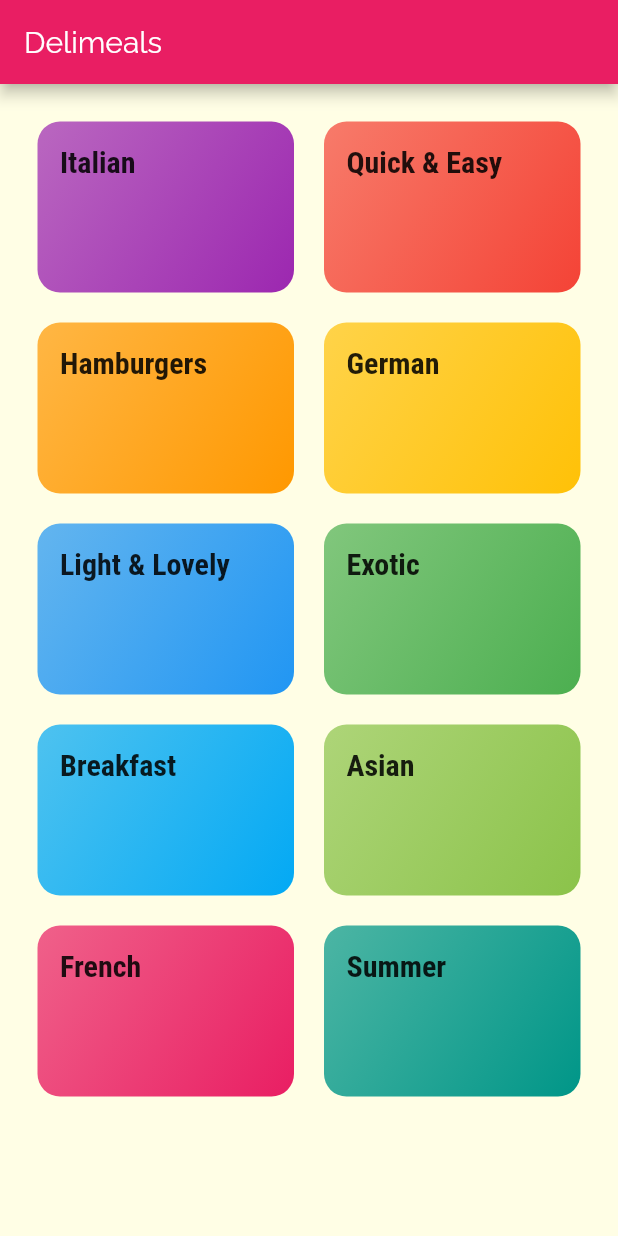
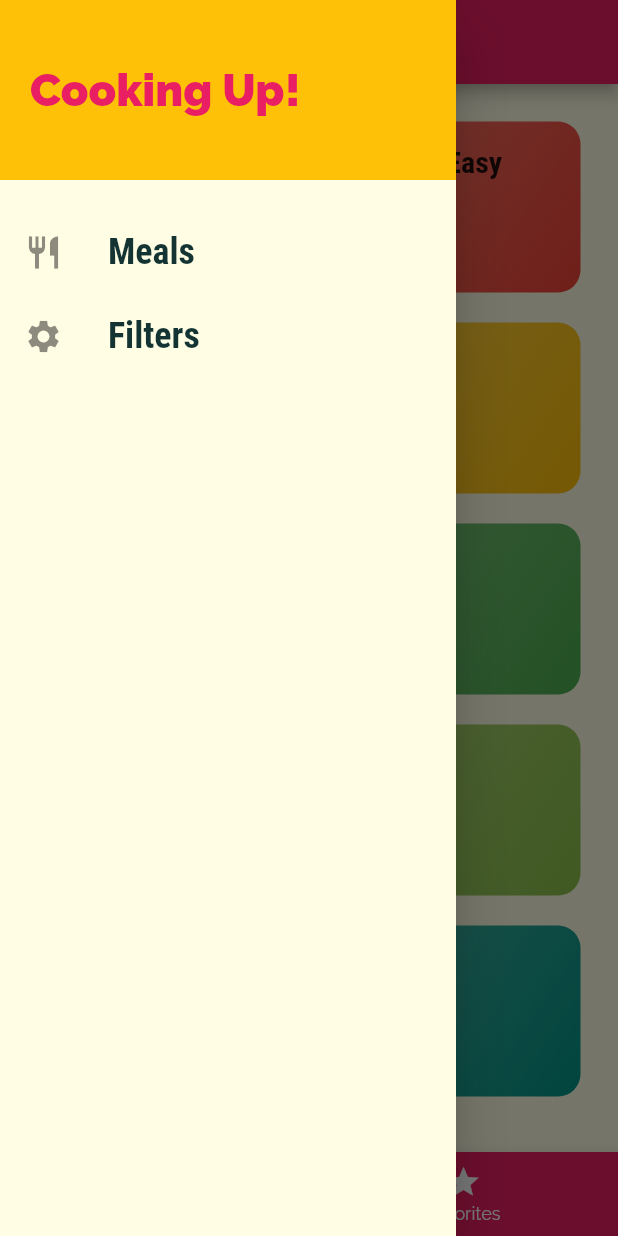
Before and after one commit to Emon526/Meal-App, a Flutter app: the screen it shows after launch, with the side drawer open (before the commit the screen has no drawer), on a phone screen of 412 x 824 dp. Run offline on Flutter 3.47's test engine with Material 2 defaults, Android fonts, the phone set to English and light mode, and no system bars.

Commit message:
added filter and other features

```diff
--- a/lib/main.dart
+++ b/lib/main.dart
@@ -1,11 +1,72 @@
 import 'package:flutter/material.dart';
-import 'package:mealapp/screens/meal_detail_screen.dart';
-import 'screens/category_meals_screen.dart';
-import 'screens/categories_screen.dart';
+
+import './dummy_data.dart';
+import './screens/tabs_screen.dart';
+import './screens/meal_detail_screen.dart';
+import './screens/category_meals_screen.dart';
+import './screens/filters_screen.dart';
+import './screens/categories_screen.dart';
+import './models/meal.dart';
 
 void main() => runApp(MyApp());
 
-class MyApp extends StatelessWidget {
+class MyApp extends StatefulWidget {
+  @override
+  _MyAppState createState() => _MyAppState();
+}
+
+class _MyAppState extends State<MyApp> {
+  Map<String, bool> _filters = {
+    'gluten': false,
+    'lactose': false,
+    'vegan': false,
+    'vegetarian': false,
+  };
+  List<Meal> _availableMeals = DUMMY_MEALS;
+  List<Meal> _favoriteMeals = [];
+
+  void _setFilters(Map<String, bool> filterData) {
+    setState(() {
+      _filters = filterData;
+
+      _availableMeals = DUMMY_MEALS.where((meal) {
+        if (_filters['gluten'] && !meal.isGlutenFree) {
+          return false;
+        }
+        if (_filters['lactose'] && !meal.isLactoseFree) {
+          return false;
+        }
+        if (_filters['vegan'] && !meal.isVegan) {
+          return false;
+        }
+        if (_filters['vegetarian'] && !meal.isVegetarian) {
+          return false;
+        }
+        return true;
+      }).toList();
+    });
+  }
+
+  void _toggleFavorite(String mealId) {
+    final existingIndex =
+        _favoriteMeals.indexWhere((meal) => meal.id == mealId);
+    if (existingIndex >= 0) {
+      setState(() {
+        _favoriteMeals.removeAt(existingIndex);
+      });
+    } else {
+      setState(() {
+        _favoriteMeals.add(
+          DUMMY_MEALS.firstWhere((meal) => meal.id == mealId),
+        );
+      });
+    }
+  }
+
+  bool _isMealFavorite(String id) {
+    return _favoriteMeals.any((meal) => meal.id == id);
+  }
+
   @override
   Widget build(BuildContext context) {
     return MaterialApp(
@@ -16,28 +77,35 @@
         canvasColor: Color.fromRGBO(255, 254, 229, 1),
         fontFamily: 'Raleway',
         textTheme: ThemeData.light().textTheme.copyWith(
-            // ignore: deprecated_member_use
-            body1: TextStyle(color: Color.fromRGBO(20, 51, 51, 1)),
-            // ignore: deprecated_member_use
-            body2: TextStyle(color: Color.fromRGBO(20, 51, 51, 1)),
-            // ignore: deprecated_member_use
+            body1: TextStyle(
+              color: Color.fromRGBO(20, 51, 51, 1),
+            ),
+            body2: TextStyle(
+              color: Color.fromRGBO(20, 51, 51, 1),
+            ),
             title: TextStyle(
               fontSize: 20,
               fontFamily: 'RobotoCondensed',
               fontWeight: FontWeight.bold,
             )),
       ),
-      // home: CatagoriesScreen(),
-      initialRoute: '/',
+      // home: CategoriesScreen(),
+      initialRoute: '/', // default is '/'
       routes: {
-        '/': (ctx) => CategoriesScreen(),
-        CategoryMealsScreen.routeName: (ctx) => CategoryMealsScreen(),
-        MealDetailScreen.routeName: (ctx) => MealDetailScreen(),
+        '/': (ctx) => TabsScreen(_favoriteMeals),
+        CategoryMealsScreen.routeName: (ctx) =>
+            CategoryMealsScreen(_availableMeals),
+        MealDetailScreen.routeName: (ctx) => MealDetailScreen(_toggleFavorite, _isMealFavorite),
+        FiltersScreen.routeName: (ctx) => FiltersScreen(_filters, _setFilters),
       },
       onGenerateRoute: (settings) {
-        // return MaterialPageRoute(
-        //   builder: (ctx) => CategoriesScreen(),
-        // );
+        print(settings.arguments);
+        // if (settings.name == '/meal-detail') {
+        //   return ...;
+        // } else if (settings.name == '/something-else') {
+        //   return ...;
+        // }
+        // return MaterialPageRoute(builder: (ctx) => CategoriesScreen(),);
       },
       onUnknownRoute: (settings) {
         return MaterialPageRoute(
--- a/lib/models/category.dart
+++ b/lib/models/category.dart
@@ -6,8 +6,8 @@
   final Color color;
 
   const Category({
-    required this.id,
-    required this.title,
+    @required this.id,
+    @required this.title,
     this.color = Colors.orange,
   });
 }
--- a/lib/models/meal.dart
+++ b/lib/models/meal.dart
@@ -1,4 +1,11 @@
-enum Complexity { Simple, Challenging, Hard }
+import 'package:flutter/foundation.dart';
+
+enum Complexity {
+  Simple,
+  Challenging,
+  Hard,
+}
+
 enum Affordability {
   Affordable,
   Pricey,
@@ -9,7 +16,7 @@
   final String id;
   final List<String> categories;
   final String title;
-  final imageUrl;
+  final String imageUrl;
   final List<String> ingredients;
   final List<String> steps;
   final int duration;
@@ -21,18 +28,18 @@
   final bool isVegetarian;
 
   const Meal({
-    required this.id,
-    required this.categories,
-    required this.title,
-    required this.imageUrl,
-    required this.ingredients,
-    required this.steps,
-    required this.duration,
-    required this.complexity,
-    required this.affordability,
-    required this.isGlutenFree,
-    required this.isLactoseFree,
-    required this.isVegan,
-    required this.isVegetarian,
+    @required this.id,
+    @required this.categories,
+    @required this.title,
+    @required this.imageUrl,
+    @required this.ingredients,
+    @required this.steps,
+    @required this.duration,
+    @required this.complexity,
+    @required this.affordability,
+    @required this.isGlutenFree,
+    @required this.isLactoseFree,
+    @required this.isVegan,
+    @required this.isVegetarian,
   });
 }
--- a/lib/screens/categories_screen.dart
+++ b/lib/screens/categories_screen.dart
@@ -1,20 +1,20 @@
 import 'package:flutter/material.dart';
+
 import '../dummy_data.dart';
 import '../widgets/category_item.dart';
 
 class CategoriesScreen extends StatelessWidget {
   @override
   Widget build(BuildContext context) {
-    return Scaffold(
-      appBar: AppBar(
-        title: const Text('Delimeals'),
-      ),
-      body: GridView(
+    return GridView(
       padding: const EdgeInsets.all(25),
       children: DUMMY_CATEGORIES
           .map(
-              (catData) =>
-                  CategoryItem(catData.title, catData.color, catData.id),
+            (catData) => CategoryItem(
+                  catData.id,
+                  catData.title,
+                  catData.color,
+                ),
           )
           .toList(),
       gridDelegate: SliverGridDelegateWithMaxCrossAxisExtent(
@@ -23,7 +23,6 @@
         crossAxisSpacing: 20,
         mainAxisSpacing: 20,
       ),
-      ),
     );
   }
 }
--- /dev/null
+++ b/lib/screens/tabs_screen.dart
@@ -0,0 +1,72 @@
+import 'package:flutter/material.dart';
+
+import '../widgets/main_drawer.dart';
+import './favorites_screen.dart';
+import './categories_screen.dart';
+import '../models/meal.dart';
+
+class TabsScreen extends StatefulWidget {
+  final List<Meal> favoriteMeals;
+
+  TabsScreen(this.favoriteMeals);
+
+  @override
+  _TabsScreenState createState() => _TabsScreenState();
+}
+
+class _TabsScreenState extends State<TabsScreen> {
+  List<Map<String, Object>> _pages;
+  int _selectedPageIndex = 0;
+
+  @override
+  void initState() {
+    _pages = [
+      {
+        'page': CategoriesScreen(),
+        'title': 'Categories',
+      },
+      {
+        'page': FavoritesScreen(widget.favoriteMeals),
+        'title': 'Your Favorite',
+      },
+    ];
+    super.initState();
+  }
+
+  void _selectPage(int index) {
+    setState(() {
+      _selectedPageIndex = index;
+    });
+  }
+
+  @override
+  Widget build(BuildContext context) {
+    return Scaffold(
+      appBar: AppBar(
+        title: Text(_pages[_selectedPageIndex]['title']),
+      ),
+      drawer: MainDrawer(),
+      body: _pages[_selectedPageIndex]['page'],
+      bottomNavigationBar: BottomNavigationBar(
+        onTap: _selectPage,
+        backgroundColor: Theme.of(context).primaryColor,
+        unselectedItemColor: Colors.white,
+        selectedItemColor: Theme.of(context).accentColor,
+        currentIndex: _selectedPageIndex,
+        // type: BottomNavigationBarType.fixed,
+        items: [
+          BottomNavigationBarItem(
+            backgroundColor: Theme.of(context).primaryColor,
+            icon: Icon(Icons.category),
+            title: Text('Categories'),
+          ),
+          BottomNavigationBarItem(
+            backgroundColor: Theme.of(context).primaryColor,
+            icon: Icon(Icons.star),
+            title: Text('Favorites'),
+          ),
+        ],
+      ),
+    );
+  }
+}
--- a/lib/widgets/category_item.dart
+++ b/lib/widgets/category_item.dart
@@ -1,13 +1,13 @@
 import 'package:flutter/material.dart';
+
 import '../screens/category_meals_screen.dart';
 
 class CategoryItem extends StatelessWidget {
+  final String id;
   final String title;
+  final Color color;
 
-  final Color color;
-  final String id;
-
-  CategoryItem(this.title, this.color, this.id);
+  CategoryItem(this.id, this.title, this.color);
 
   void selectCategory(BuildContext ctx) {
     Navigator.of(ctx).pushNamed(
@@ -29,7 +29,6 @@
         padding: const EdgeInsets.all(15),
         child: Text(
           title,
-          // ignore: deprecated_member_use
           style: Theme.of(context).textTheme.title,
         ),
         decoration: BoxDecoration(
--- /dev/null
+++ b/lib/widgets/main_drawer.dart
@@ -0,0 +1,56 @@
+import 'package:flutter/material.dart';
+
+import '../screens/filters_screen.dart';
+
+class MainDrawer extends StatelessWidget {
+  Widget buildListTile(String title, IconData icon, Function tapHandler) {
+    return ListTile(
+      leading: Icon(
+        icon,
+        size: 26,
+      ),
+      title: Text(
+        title,
+        style: TextStyle(
+          fontFamily: 'RobotoCondensed',
+          fontSize: 24,
+          fontWeight: FontWeight.bold,
+        ),
+      ),
+      onTap: tapHandler,
+    );
+  }
+
+  @override
+  Widget build(BuildContext context) {
+    return Drawer(
+      child: Column(
+        children: <Widget>[
+          Container(
+            height: 120,
+            width: double.infinity,
+            padding: EdgeInsets.all(20),
+            alignment: Alignment.centerLeft,
+            color: Theme.of(context).accentColor,
+            child: Text(
+              'Cooking Up!',
+              style: TextStyle(
+                  fontWeight: FontWeight.w900,
+                  fontSize: 30,
+                  color: Theme.of(context).primaryColor),
+            ),
+          ),
+          SizedBox(
+            height: 20,
+          ),
+          buildListTile('Meals', Icons.restaurant, () {
+            Navigator.of(context).pushReplacementNamed('/');
+          }),
+          buildListTile('Filters', Icons.settings, () {
+            Navigator.of(context).pushReplacementNamed(FiltersScreen.routeName);
+          }),
+        ],
+      ),
+    );
+  }
+}
```
Also changed, not shown: lib/screens/category_meals_screen.dart (+50 -23 lines), lib/screens/favorites_screen.dart (added, +33 -0 lines), lib/screens/filters_screen.dart (added, +136 -0 lines), lib/screens/meal_detail_screen.dart (+14 -6 lines), lib/widgets/meal_item.dart (+31 -24 lines), pubspec.yaml (+5 -10 lines), assets/fonts/Raleway-Black.ttf, assets/fonts/Raleway-Bold.ttf, assets/fonts/Raleway-Regular.ttf, assets/fonts/RobotoCondensed-Bold.ttf, assets/fonts/RobotoCondensed-Italic.ttf, assets/fonts/RobotoCondensed-Light.ttf, assets/fonts/RobotoCondensed-Regular.ttf, pubspec.lock. Lines whose indentation alone changed are shown as unchanged.
